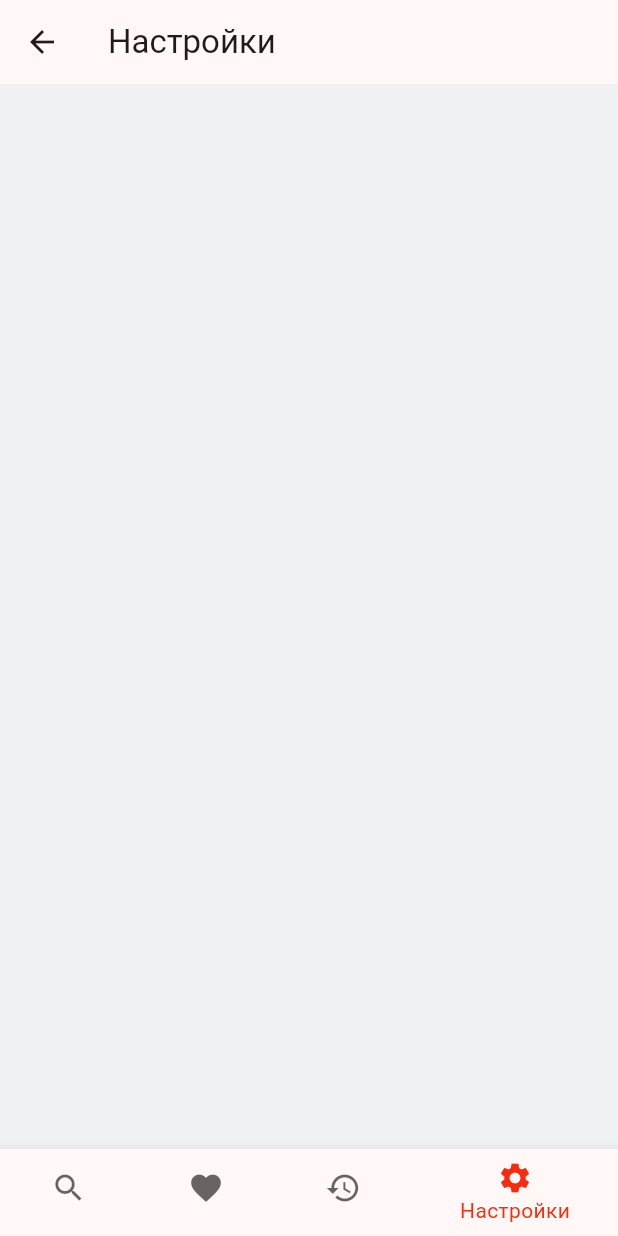
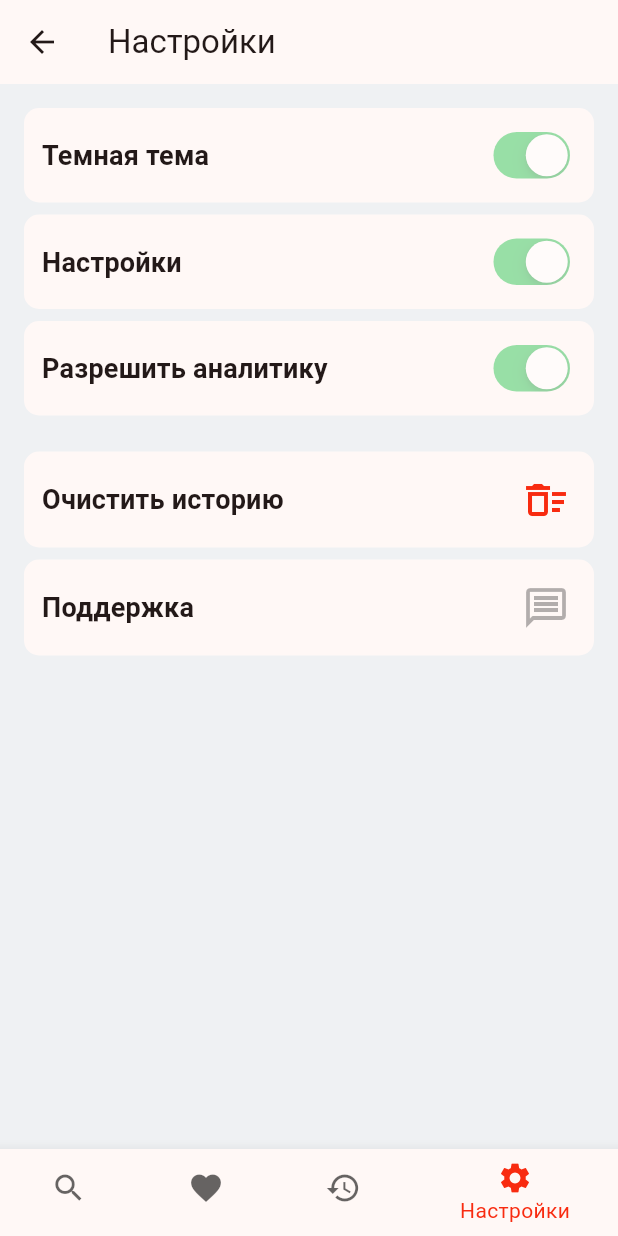
Before and after one commit to AmourSonFromEast/rhymer, a Flutter app: the SettingsScreen screen opened by its route, on a phone screen of 412 x 824 dp. Run offline on Flutter 3.47's test engine with Material 3 defaults, Android fonts, the phone set to English and light mode, and no system bars; our stand-ins replace auto_route, flutter_screenutil.

Commit message:
Album 0.5

```diff
--- a/lib/features/favorite/view/favorites_screen.dart
+++ b/lib/features/favorite/view/favorites_screen.dart
@@ -22,8 +22,10 @@ class FavoritesScreen extends StatelessWidget {
           ),
           const SliverToBoxAdapter(child: SizedBox(height: 16)),
           SliverList.builder(
-            itemBuilder: (context, index) => const RhymeListCard(
+            itemBuilder: (context, index) =>  RhymeListCard(
               isFavorite: true,
+              rhyme: 'Рифма',
+              sourceWord: 'Слово',
             ),
           ),
         ],
--- a/lib/features/search/widgets/widgets.dart
+++ b/lib/features/search/widgets/widgets.dart
@@ -1,2 +1,2 @@
-
+export 'search_bottom_sheet.dart';
 export 'search_button.dart';
--- a/lib/features/settings/view/settings_screen.dart
+++ b/lib/features/settings/view/settings_screen.dart
@@ -1,5 +1,8 @@
 import 'package:auto_route/auto_route.dart';
 import 'package:flutter/material.dart';
+import 'package:flutter_application_test/ui/ui.dart';
+
+import '../widgets/widgets.dart';
 
 @RoutePage()
 class SettingsScreen extends StatelessWidget {
@@ -7,10 +10,11 @@ class SettingsScreen extends StatelessWidget {
 
   @override
   Widget build(BuildContext context) {
-    return const Scaffold(
+    final theme = Theme.of(context);
+    return Scaffold(
       body: CustomScrollView(
         slivers: [
-          SliverAppBar(
+          const SliverAppBar(
             pinned: true,
             snap: true,
             floating: true,
@@ -18,9 +22,91 @@ class SettingsScreen extends StatelessWidget {
             elevation: 0,
             surfaceTintColor: Colors.transparent,
           ),
-          SliverToBoxAdapter(child: SizedBox(height: 16)),
+          const SliverToBoxAdapter(child: SizedBox(height: 16)),
+          const SliverToBoxAdapter(
+            child: SettingsToggleCard(
+              title: "Темная тема",
+              value: true,
+            ),
+          ),
+          const SliverToBoxAdapter(
+            child: SettingsToggleCard(
+              title: "Настройки",
+              value: true,
+            ),
+          ),
+          const SliverToBoxAdapter(
+            child: SettingsToggleCard(
+              title: "Разрешить аналитику",
+              value: true,
+            ),
+          ),
+          const SliverToBoxAdapter(child: SizedBox(height: 16)),
+          SliverToBoxAdapter(
+            child: SettingsActionCard(
+              title: 'Очистить историю',
+              onTap: () {},
+              iconData: Icons.delete_sweep_outlined,
+              iconColor: Theme.of(context).primaryColor,
+            ),
+          ),
+          SliverToBoxAdapter(
+            child: SettingsActionCard(
+              title: 'Поддержка',
+              onTap: () {},
+              iconData: Icons.message_outlined,
+            ),
+          ),
         ],
       ),
     );
   }
 }
+
+class SettingsActionCard extends StatelessWidget {
+  const SettingsActionCard({
+    super.key,
+    required this.title,
+    this.onTap,
+    required this.iconData, this.iconColor,
+  });
+  final String title;
+  final VoidCallback? onTap;
+  final IconData iconData;
+  final Color? iconColor;
+
+  @override
+  Widget build(BuildContext context) {
+    final theme = Theme.of(context);
+
+    return GestureDetector(
+      onTap: onTap,
+      child: Padding(
+        padding: const EdgeInsets.symmetric(horizontal: 16).copyWith(bottom: 8),
+        child: BaseContainer(
+          padding: const EdgeInsets.symmetric(vertical: 12, horizontal: 12),
+          width: double.infinity,
+          child: Row(
+            mainAxisAlignment: MainAxisAlignment.spaceBetween,
+            children: [
+              Text(
+                title,
+                style: theme.textTheme.titleMedium?.copyWith(
+                  fontSize: 18,
+                ),
+              ),
+              Padding(
+                padding: const EdgeInsets.all(4),
+                child: Icon(
+                  iconData,
+                  color: iconColor ?? theme.hintColor.withOpacity(0.3),
+                  size: 32,
+                ),
+              ),
+            ],
+          ),
+        ),
+      ),
+    );
+  }
+}
--- /dev/null
+++ b/lib/features/settings/widgets/settings_toggle_card.dart
@@ -0,0 +1,41 @@
+import 'package:flutter/cupertino.dart';
+import 'package:flutter/material.dart';
+
+import '../../../ui/ui.dart';
+
+class SettingsToggleCard extends StatelessWidget {
+  const SettingsToggleCard({
+    super.key,
+    this.onChanged,
+    required this.value,
+    required this.title,
+  });
+  final ValueChanged<bool>? onChanged;
+  final bool value;
+  final String title;
+
+  @override
+  Widget build(BuildContext context) {
+    final theme = Theme.of(context);
+
+    return Padding(
+      padding: const EdgeInsets.symmetric(horizontal: 16).copyWith(bottom: 8),
+      child: BaseContainer(
+        padding: const EdgeInsets.symmetric(vertical: 12, horizontal: 12),
+        width: double.infinity,
+        child: Row(
+          mainAxisAlignment: MainAxisAlignment.spaceBetween,
+          children: [
+            Text(
+              title,
+              style: theme.textTheme.titleMedium?.copyWith(
+                fontSize: 18,
+              ),
+            ),
+            CupertinoSwitch(value: value, onChanged: onChanged)
+          ],
+        ),
+      ),
+    );
+  }
+}
--- /dev/null
+++ b/lib/features/settings/widgets/widgets.dart
@@ -0,0 +1 @@
+export 'settings_toggle_card.dart';
--- /dev/null
+++ b/lib/ui/theme/theme.dart
@@ -0,0 +1,18 @@
+import 'package:flutter/material.dart';
+
+const primaryColor = Color(0xFFF82B10);
+final themeData = ThemeData(
+  dividerTheme: DividerThemeData(
+    color: Colors.grey.withOpacity(0.1),
+  ),
+  primaryColor: primaryColor,
+  scaffoldBackgroundColor: const Color(0xFFEFF1F3),
+  colorScheme: ColorScheme.fromSeed(seedColor: primaryColor),
+  useMaterial3: true,
+  textTheme: const TextTheme(
+    titleMedium: TextStyle(
+      fontSize: 16,
+      fontWeight: FontWeight.w600,
+    ),
+  ),
+);
--- a/lib/ui/ui.dart
+++ b/lib/ui/ui.dart
@@ -1 +1,2 @@
 export 'widgets/widgets.dart';
+export 'theme/theme.dart';
--- a/lib/ui/widgets/base_container.dart
+++ b/lib/ui/widgets/base_container.dart
@@ -4,12 +4,12 @@ class BaseContainer extends StatelessWidget {
   const BaseContainer({
     super.key,
     required this.child,
-    required this.width,
+    this.width,
     this.margin,
     this.padding = const EdgeInsets.only(left: 12),
   });
   final Widget child;
-  final double width;
+  final double? width;
   final EdgeInsets? margin;
   final EdgeInsets? padding;
 
--- a/lib/ui/widgets/widgets.dart
+++ b/lib/ui/widgets/widgets.dart
@@ -1,3 +1,4 @@
+export 'base_bottom_sheet.dart';
 export 'base_container.dart';
 export 'rhyme_history_card.dart';
 export 'rhyme_list_card.dart';
```
Also changed, not shown: lib/features/search/view/search_screen.dart (+21 -6 lines), lib/features/search/widgets/search_bottom_sheet.dart (added, +74 -0 lines), lib/features/search/widgets/search_button.dart (+6 -3 lines), lib/main.dart (+4 -10 lines), lib/ui/widgets/base_bottom_sheet.dart (added, +25 -0 lines), lib/ui/widgets/rhyme_history_card.dart (+16 -11 lines), lib/ui/widgets/rhyme_list_card.dart (+35 -9 lines).
